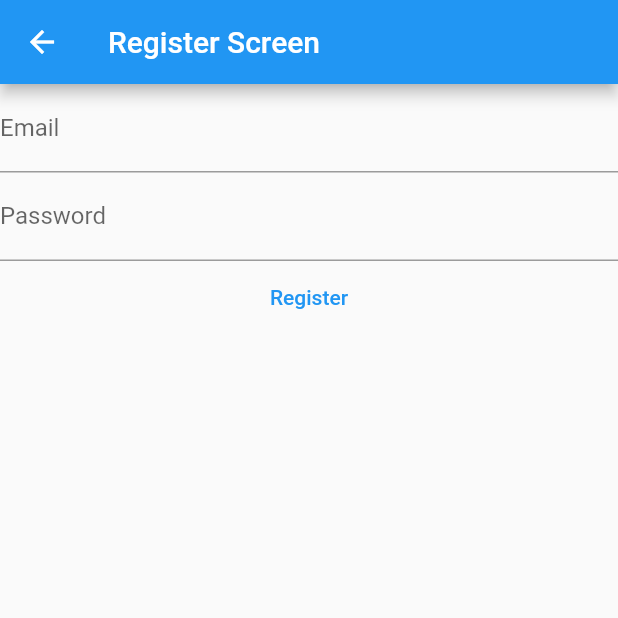
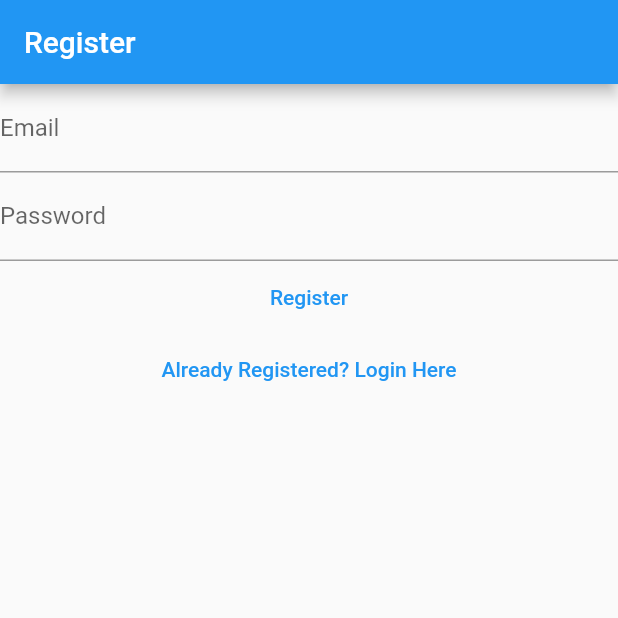
Before and after one commit to AhmadHere1/flutter-Notes, a Flutter app: the RegisterView screen opened directly, on a phone screen of 412 x 824 dp, the top half of it. Run offline on Flutter 3.47's test engine with Material 2 defaults, Android fonts, the phone set to English and light mode, and no system bars; our stand-ins replace firebase_auth, firebase_core; accounts and stored records are empty.

Commit message:
seconddd commit

```diff
--- a/lib/views/register_view.dart
+++ b/lib/views/register_view.dart
@@ -1,9 +1,6 @@
 import 'package:firebase_auth/firebase_auth.dart';
-import 'package:firebase_core/firebase_core.dart';
 
 import 'package:flutter/material.dart';
-
-import '../firebase_options.dart';
 
 class RegisterView extends StatefulWidget {
   const RegisterView({super.key});
@@ -33,15 +30,9 @@ class _RegisterViewState extends State<RegisterView> {
   Widget build(BuildContext context) {
     return Scaffold(
       appBar: AppBar(
-        title: Text('Register Screen'),
+        title: Text('Register'),
       ),
-      body: FutureBuilder(
-        future: Firebase.initializeApp(
-            options: DefaultFirebaseOptions.currentPlatform),
-        builder: (context, snapshot) {
-          switch (snapshot.connectionState) {
-            case ConnectionState.done:
-              return Column(
+      body: Column(
         children: [
           TextField(
             controller: _email,
@@ -68,8 +59,8 @@ class _RegisterViewState extends State<RegisterView> {
               final email = _email.text;
               final password = _password.text;
               try {
-                        final userCredentials = await FirebaseAuth.instance
-                            .createUserWithEmailAndPassword(
+                final userCredentials =
+                    await FirebaseAuth.instance.createUserWithEmailAndPassword(
                   email: email,
                   password: password,
                 );
@@ -78,13 +69,11 @@ class _RegisterViewState extends State<RegisterView> {
                 if (e.code == 'weak-password') {
                   print('The password is too weak.');
                 } else if (e.code == 'email-already-in-use') {
-                          print(
-                              'The email is already in use with another account.');
+                  print('The email is already in use with another account.');
                 } else if (e.code == 'invalid-email') {
                   print('The email is invalid.');
                 } else if (e.code == 'operation-not-allowed') {
-                          print(
-                              'Password sign-in is disabled for this project.');
+                  print('Password sign-in is disabled for this project.');
                 } else if (e.code == 'user-disabled') {
                   print('The user account has been disabled.');
                 } else {
@@ -94,12 +83,13 @@ class _RegisterViewState extends State<RegisterView> {
             },
             child: Text('Register'),
           ),
+          TextButton(
+              onPressed: () {
+                Navigator.of(context)
+                    .pushNamedAndRemoveUntil('/login/', (route) => false);
+              },
+              child: Text('Already Registered? Login Here')),
         ],
-              );
-            default:
-              return Text('Loading...');
-          }
-        },
       ),
     );
   }
```
Also changed, not shown: lib/main.dart (+15 -16 lines), lib/views/login_view.dart (+9 -16 lines), lib/views/verify_email.dart (added, +32 -0 lines). Lines whose indentation alone changed are shown as unchanged.
